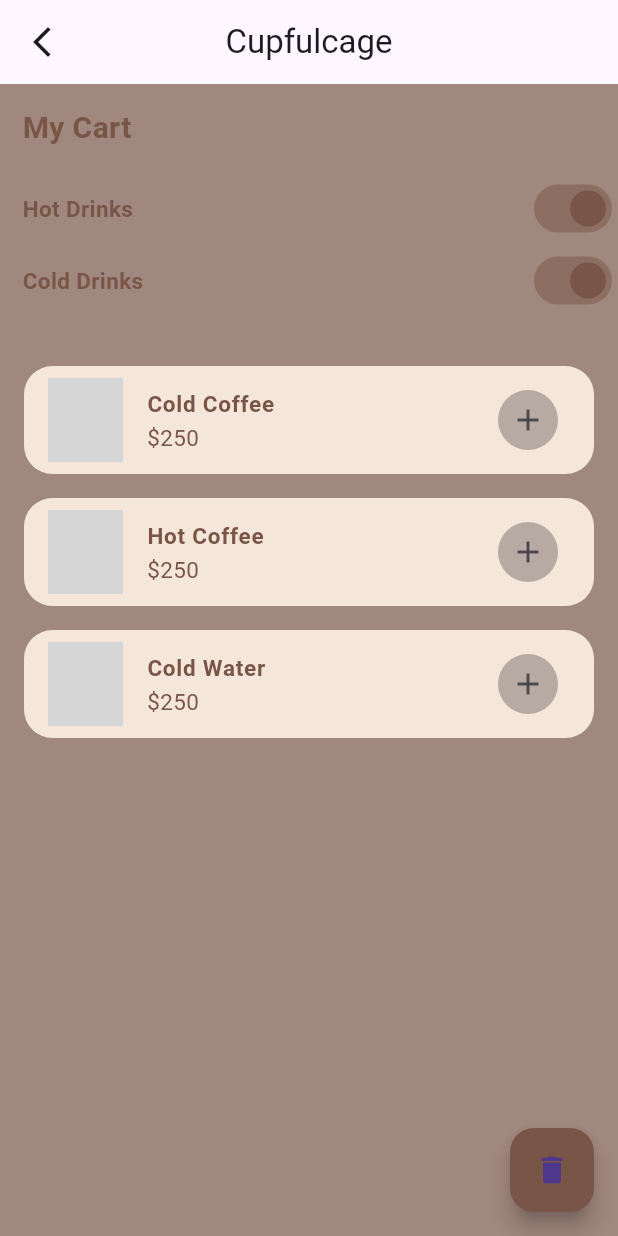
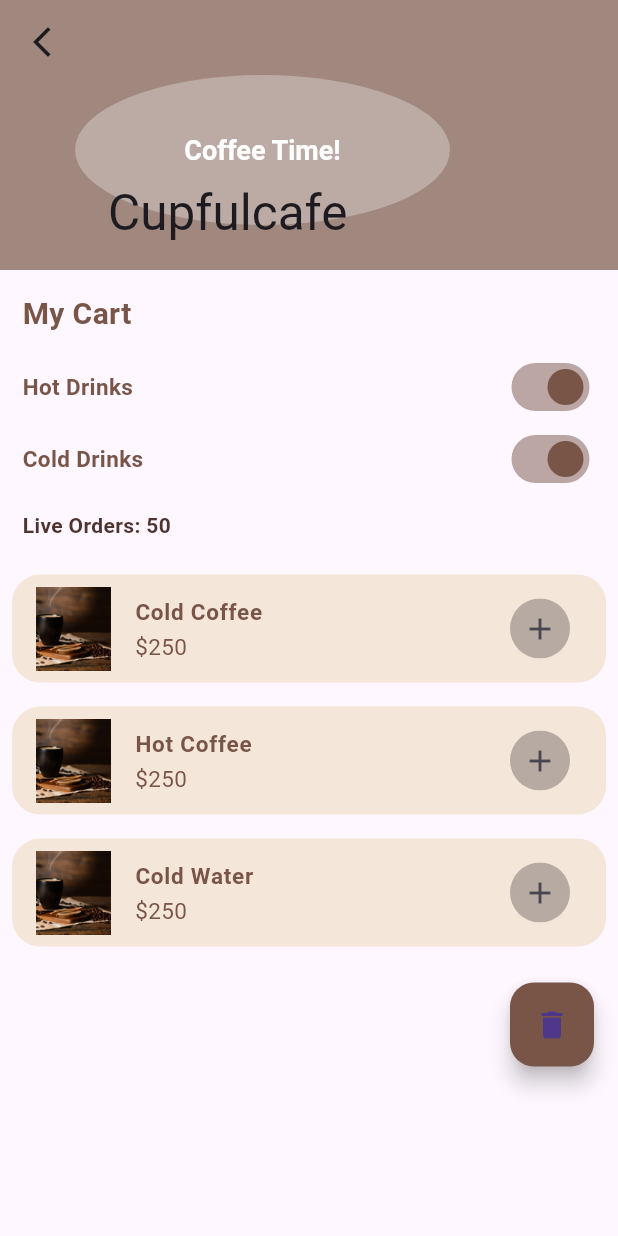
Before and after one commit to Ashika154/widgetslearn, a Flutter app: the Samplepage screen opened directly, scrolled down 64 dp, after a tap on "next", on a phone screen of 412 x 824 dp. Run offline on Flutter 3.47's test engine with Material 3 defaults, Android fonts, the phone set to English and light mode, and no system bars; our stand-ins replace fluttertoast; grey boxes are pictures that could not be loaded.

Commit message:
Add files via upload

```diff
--- a/lib/drag.dart
+++ b/lib/drag.dart
@@ -1,3 +1,4 @@
+import 'dart:async';
 import 'package:flutter/material.dart';
 
 class MainPage extends StatefulWidget {
@@ -22,37 +23,59 @@ class _MainPageState extends State<MainPage> {
     return true;
   }
 
+  Stream<int> liveOrderCount() async* {
+    int count = 50;
+    while (true) {
+      await Future.delayed(Duration(seconds: 1));
+      yield count++;
+    }
+  }
+
   @override
   Widget build(BuildContext context) {
-    return Scaffold(
+    return Theme(
+      data: ThemeData(primarySwatch: Colors.brown),
+      child: Scaffold(
+        body: LayoutBuilder(
+          builder: (context, constraints) {
+            return CustomScrollView(
+              slivers: [
+                SliverAppBar(
+                  pinned: true,
+                  expandedHeight: 180,
+                  flexibleSpace: FlexibleSpaceBar(
+                    title: Text("Cupfulcafe"),
+                    background: CustomPaint(
+                         painter: BackgroundPainter(),
+                      child: Container(),
+                    ),
+                  ),
+                  leading: Icon(Icons.arrow_back_ios_new),
+                  centerTitle: true,
                   backgroundColor: Color(0xFFA1887F),
-      appBar: AppBar(
-        leading: Icon(Icons.arrow_back_ios_new),
-         title: Text("Cupfulcage"),
-        centerTitle: true,
                 ),
-      body: SafeArea(
+
+
+                SliverToBoxAdapter(
+                  child: SafeArea(
+                    child: Padding(
+                      padding: const EdgeInsets.all(15.0),
                       child: Column(
                         crossAxisAlignment: CrossAxisAlignment.start,
                         children: [
-            Padding(
-              padding: EdgeInsets.all(15.0),
-              child: Text("My Cart",
-                style: TextStyle(
-                  fontSize: 20,
+                          Text("My Cart",
+                              style: TextStyle(fontSize: 20,
                                   fontWeight: FontWeight.bold,
-                  color: Colors.brown,
-                ),
-              ),
-            ),
-            Padding(
-              padding: const EdgeInsets.only(left: 15.0),
-              child: Row(
+                                  color: Colors.brown)),
+                          const SizedBox(height: 10),
+                          Row(
                             children: [
                               Text("Hot Drinks",
-                    style: TextStyle(fontSize: 15, fontWeight: FontWeight.bold, color: Colors.brown),
-                  ),
+                                  style: TextStyle(fontSize: 15,
+                                      fontWeight: FontWeight.bold,
+                                      color: Colors.brown)),
                               Spacer(),
+
                               Switch(
                                 value: isSwitched,
                                 onChanged: (value) {
@@ -61,43 +84,52 @@ class _MainPageState extends State<MainPage> {
                                   });
                                 },
                                 activeColor: Colors.brown,
-                    inactiveThumbColor: Colors.brown,
-                  )
+                                inactiveThumbColor: Colors.brown,)
                             ],
                           ),
-            ),
-            Padding(
-              padding: const EdgeInsets.only(left: 15.0),
-              child: Row(
+                          Row(
                             children: [
-                  Text(
-
-                    "Cold Drinks",
-                    style: TextStyle(fontSize: 15, fontWeight: FontWeight.bold, color: Colors.brown),
-                  ),
+                              Text("Cold Drinks",
+                                  style: TextStyle(
+                                      fontSize: 15,
+                                      fontWeight: FontWeight.bold,
+                                      color: Colors.brown)),
                               Spacer(),
                               Switch(
                                 value: isSwitch,
                                 onChanged: (value) {
                                   setState(() {
-                        isSwitch = value;
-                      });
+                                    isSwitch = value;});
                                 },
                                 activeColor: Colors.brown,
-                    inactiveThumbColor: Colors.brown,
-                  )],
+                                inactiveThumbColor: Colors.brown,)
+                            ],
+                          ),
+                          const SizedBox(height: 10),
+                          StreamBuilder<int>(
+                            stream: liveOrderCount(),
+                            builder: (context, snapshot) {
+                              return Text(
+                                "Live Orders: ${snapshot.data ?? 'Loading...'}",
+                                style: TextStyle(
+                                  fontWeight: FontWeight.bold,
+                                  color: Colors.brown.shade800,
+                                ),
+                              );},
+                          ),
+                        ],
                       ),),
-            SizedBox(height: 25),
-            Expanded(
-              child: ReorderableListView(
-                padding: EdgeInsets.symmetric(horizontal: 8),
+                  ),
+                ),
+                SliverList(
+                      delegate: SliverChildListDelegate([
+                      ReorderableListView(
+                      shrinkWrap: true,
+                         physics: NeverScrollableScrollPhysics(),
                       onReorder: (oldIndex, newIndex) {
                         setState(() {
-                    if (newIndex > oldIndex) {
-                      newIndex -= 1;
-                    }
-                    final item = items.removeAt(oldIndex);
-                    items.insert(newIndex, item);
+                          if (newIndex > oldIndex) newIndex -= 1;
+                          final item = items.removeAt(oldIndex);items.insert(newIndex, item);
                         });
                       },
                       children: [
@@ -110,50 +142,54 @@ class _MainPageState extends State<MainPage> {
                               child: Draggable<String>(
                                 data: items[index],
                                 onDragStarted: () => draggedItem = items[index],
-                          onDraggableCanceled: (_, __) => draggedItem = null,
+                                onDraggableCanceled: (_, __) =>
+                                draggedItem = null,
                                 onDragEnd: (_) => draggedItem = null,
                                 feedback: Material(
                                   color: Colors.transparent,
-                            child: SizedBox(width: MediaQuery.of(context).size.width * 0.9,
+                                  child: SizedBox(width:
+                                    MediaQuery.of(context).size.width * 0.9,
                                     child: _buildListTile(items[index]),
                                   ),
                                 ),
-                          childWhenDragging: Opacity(
-                            opacity: 0.3,
+                                childWhenDragging: Opacity(opacity: 0.3,
                                   child: _buildListTile(items[index]),
                                 ),
                                 child: _buildListTile(items[index]),
-                        ),),
-                    ),],
                               ),
 
 
                             ),
-            Spacer(),
-            Align(alignment: Alignment.bottomRight,
+                          ),
+                      ],
+                    ), Padding(
+                      padding: const EdgeInsets.all(16.0),
+                      child: Align(
+                        alignment: Alignment.bottomRight,
                         child: DragTarget<String>(
                           onAccept: (data) {
-                  setState(() {
-                    items.remove(data);
+                            setState(() {items.remove(data);
                               draggedItem = null;
-                  });},
+                            });
+                          },
                             builder: (context, candidateData, rejectedData) {
-                  return Padding(
-                    padding: EdgeInsets.all(16.0),
-                    child: FloatingActionButton(
+                            return FloatingActionButton(
                               onPressed: () {},
-                      backgroundColor:
-                      candidateData.isNotEmpty ? Colors.red : Colors.brown,
+                              backgroundColor: candidateData.isNotEmpty ? Colors.red
+                                  : Colors.brown,
                               child: Icon(Icons.delete),
+                            );
+                          },),
                       ),
+                    ),]),
+                ),
+
+                SliverToBoxAdapter(
+                  child: SizedBox(height: 200),
+                ),],
             );
-                },
-              ),
-            ),
-          ],
-        ),
-      ),
-    );
+          },),
+      ),);
   }
 
   Widget _buildListTile(String title) {
@@ -161,10 +197,8 @@ class _MainPageState extends State<MainPage> {
       tileColor: Color(0xFFF5E6DA),
       shape: RoundedRectangleBorder(borderRadius: BorderRadius.circular(19)),
       leading: Container(
-        height: 200,
-        width: 50,
-        decoration: BoxDecoration(
-          image: DecorationImage(
+        height: 200, width: 50,
+        decoration: BoxDecoration(image: DecorationImage(
             image: AssetImage("assets/coffee.jpg"),
             fit: BoxFit.cover,
           ),
@@ -175,8 +209,7 @@ class _MainPageState extends State<MainPage> {
         style: TextStyle(
           fontSize: 15,
           fontWeight: FontWeight.bold,
-          color: Colors.brown,
-        ),
+          color: Colors.brown,),
       ),
       subtitle: Text(
         "\$250",
@@ -185,13 +218,44 @@ class _MainPageState extends State<MainPage> {
       trailing: ClipRRect(
         borderRadius: BorderRadius.circular(30),
         child: Container(
-          height: 40,
-          width: 40,
+          height: 40, width: 40,
           color: Colors.black26,
           child: Icon(Icons.add),
+        ),),);
+  }
+}
+
+class BackgroundPainter extends CustomPainter {
+  @override
+  void paint(Canvas canvas, Size size) {
+      final paint = Paint()
+      ..color = Colors.brown.shade200
+      ..style = PaintingStyle.fill;
+
+      Rect ovalRect = Rect.fromLTWH(50, 50, 250, 100);
+    canvas.drawOval(ovalRect, paint);
+
+    final textPainter = TextPainter(
+      text: TextSpan(
+        text: "Coffee Time!",
+        style: TextStyle(color: Colors.white,
+          fontSize: 18,
+          fontWeight: FontWeight.bold,
         ),
       ),
+      textDirection: TextDirection.ltr,
+    );
+    textPainter.layout();
 
+    final offset = Offset(
+
+      ovalRect.left + (ovalRect.width - textPainter.width) / 2,
+      ovalRect.top + (ovalRect.height - textPainter.height) / 2,
     );
+
+    textPainter.paint(canvas, offset);
   }
+
+  @override
+  bool shouldRepaint(covariant CustomPainter oldDelegate) => false;
 }
--- a/lib/main.dart
+++ b/lib/main.dart
@@ -19,7 +19,7 @@ class WhatsAppUI extends StatelessWidget {
   Widget build(BuildContext context) {
     return  MaterialApp(
       debugShowCheckedModeBanner: false,
-      home : Samplepage(),
+      home : MainPage(),
     );
   }
 }
```
Also changed, not shown: assets/coffee.jpg (added), assets/latte.jpg (added). Lines whose indentation alone changed are shown as unchanged.
